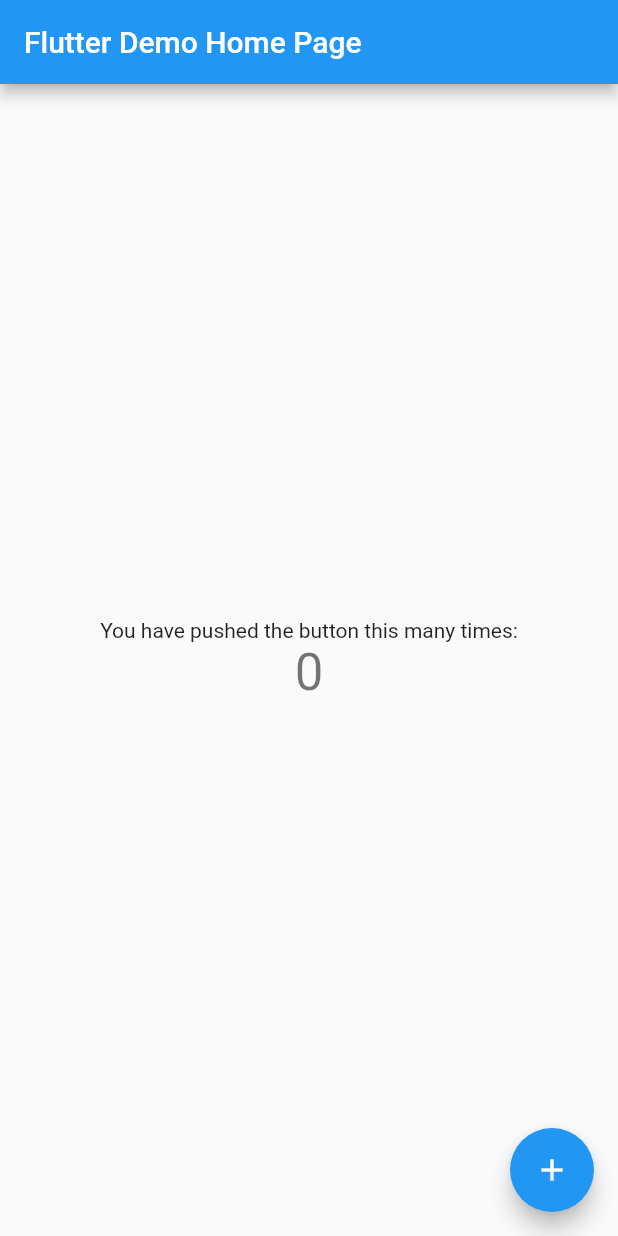
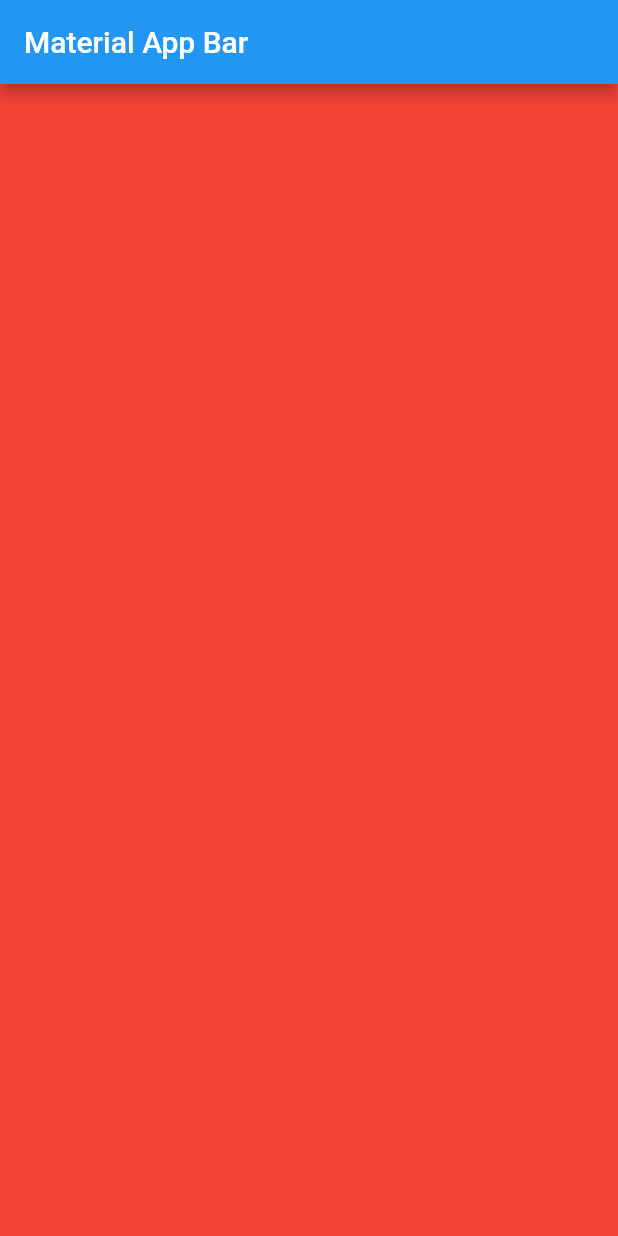
Before and after one commit to redantcode2021/dailycode, a Flutter app: the screen it shows after launch, on a phone screen of 412 x 824 dp. Run offline on Flutter 3.47's test engine with Material 2 defaults, Android fonts, the phone set to English and light mode, and no system bars.

Commit message:
Initial project skeleton

```diff
--- /dev/null
+++ b/flutter_foo/foo_bar/lib/config/palette.dart
@@ -0,0 +1,8 @@
+import 'package:flutter/material.dart';
+
+class Palette {
+  static const Color darkBlue = Color(0xff092E34);
+  static const Color lightBlue = Color(0xff489FB5);
+  static const Color orange = Color(0xffFFA62B);
+  static const Color darkOrange = Color(0xffCC7700);
+}
--- a/flutter_foo/foo_bar/lib/main.dart
+++ b/flutter_foo/foo_bar/lib/main.dart
@@ -1,4 +1,5 @@
 import 'package:flutter/material.dart';
+import 'screens/auth/auth.dart';
 
 void main() {
   runApp(MyApp());
@@ -10,108 +11,12 @@
   Widget build(BuildContext context) {
     return MaterialApp(
       title: 'Flutter Demo',
-      theme: ThemeData(
-        // This is the theme of your application.
-        //
-        // Try running your application with "flutter run". You'll see the
-        // application has a blue toolbar. Then, without quitting the app, try
-        // changing the primarySwatch below to Colors.green and then invoke
-        // "hot reload" (press "r" in the console where you ran "flutter run",
-        // or simply save your changes to "hot reload" in a Flutter IDE).
-        // Notice that the counter didn't reset back to zero; the application
-        // is not restarted.
-        primarySwatch: Colors.blue,
-        // This makes the visual density adapt to the platform that you run
-        // the app on. For desktop platforms, the controls will be smaller and
-        // closer together (more dense) than on mobile platforms.
-        visualDensity: VisualDensity.adaptivePlatformDensity,
+      home: Scaffold(
+        appBar: AppBar(
+          title: Text("Material App Bar"),
+        ),
+        body: AuthScreen(),
       ),
-      home: MyHomePage(title: 'Flutter Demo Home Page'),
     );
   }
 }
-
-class MyHomePage extends StatefulWidget {
-  MyHomePage({Key key, this.title}) : super(key: key);
-
-  // This widget is the home page of your application. It is stateful, meaning
-  // that it has a State object (defined below) that contains fields that affect
-  // how it looks.
-
-  // This class is the configuration for the state. It holds the values (in this
-  // case the title) provided by the parent (in this case the App widget) and
-  // used by the build method of the State. Fields in a Widget subclass are
-  // always marked "final".
-
-  final String title;
-
-  @override
-  _MyHomePageState createState() => _MyHomePageState();
-}
-
-class _MyHomePageState extends State<MyHomePage> {
-  int _counter = 0;
-
-  void _incrementCounter() {
-    setState(() {
-      // This call to setState tells the Flutter framework that something has
-      // changed in this State, which causes it to rerun the build method below
-      // so that the display can reflect the updated values. If we changed
-      // _counter without calling setState(), then the build method would not be
-      // called again, and so nothing would appear to happen.
-      _counter++;
-    });
-  }
-
-  @override
-  Widget build(BuildContext context) {
-    // This method is rerun every time setState is called, for instance as done
-    // by the _incrementCounter method above.
-    //
-    // The Flutter framework has been optimized to make rerunning build methods
-    // fast, so that you can just rebuild anything that needs updating rather
-    // than having to individually change instances of widgets.
-    return Scaffold(
-      appBar: AppBar(
-        // Here we take the value from the MyHomePage object that was created by
-        // the App.build method, and use it to set our appbar title.
-        title: Text(widget.title),
-      ),
-      body: Center(
-        // Center is a layout widget. It takes a single child and positions it
-        // in the middle of the parent.
-        child: Column(
-          // Column is also a layout widget. It takes a list of children and
-          // arranges them vertically. By default, it sizes itself to fit its
-          // children horizontally, and tries to be as tall as its parent.
-          //
-          // Invoke "debug painting" (press "p" in the console, choose the
-          // "Toggle Debug Paint" action from the Flutter Inspector in Android
-          // Studio, or the "Toggle Debug Paint" command in Visual Studio Code)
-          // to see the wireframe for each widget.
-          //
-          // Column has various properties to control how it sizes itself and
-          // how it positions its children. Here we use mainAxisAlignment to
-          // center the children vertically; the main axis here is the vertical
-          // axis because Columns are vertical (the cross axis would be
-          // horizontal).
-          mainAxisAlignment: MainAxisAlignment.center,
-          children: <Widget>[
-            Text(
-              'You have pushed the button this many times:',
-            ),
-            Text(
-              '$_counter',
-              style: Theme.of(context).textTheme.headline4,
-            ),
-          ],
-        ),
-      ),
-      floatingActionButton: FloatingActionButton(
-        onPressed: _incrementCounter,
-        tooltip: 'Increment',
-        child: Icon(Icons.add),
-      ), // This trailing comma makes auto-formatting nicer for build methods.
-    );
-  }
-}
--- /dev/null
+++ b/flutter_foo/foo_bar/lib/screens/auth/auth.dart
@@ -0,0 +1,20 @@
+import 'package:flutter/material.dart';
+
+class AuthScreen extends StatelessWidget {
+  const AuthScreen({Key key}) : super(key: key);
+
+  @override
+  Widget build(BuildContext context) {
+    return Scaffold(
+      body: Stack(
+        children: [
+          SizedBox.expand(
+            child: Container(
+              color: Colors.red,
+            ),
+          ),
+        ],
+      ),
+    );
+  }
+}
```
Also changed, not shown: flutter_foo/foo_bar/lib/screens/background_painter.dart (added).
